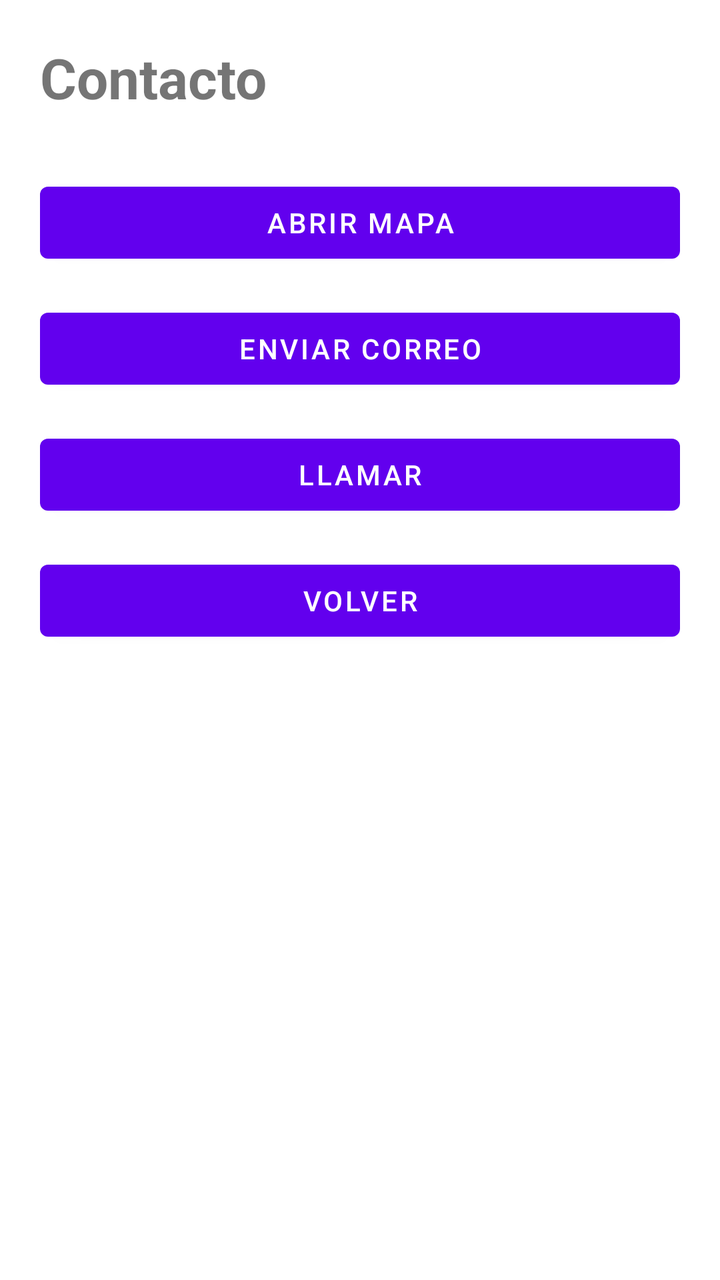
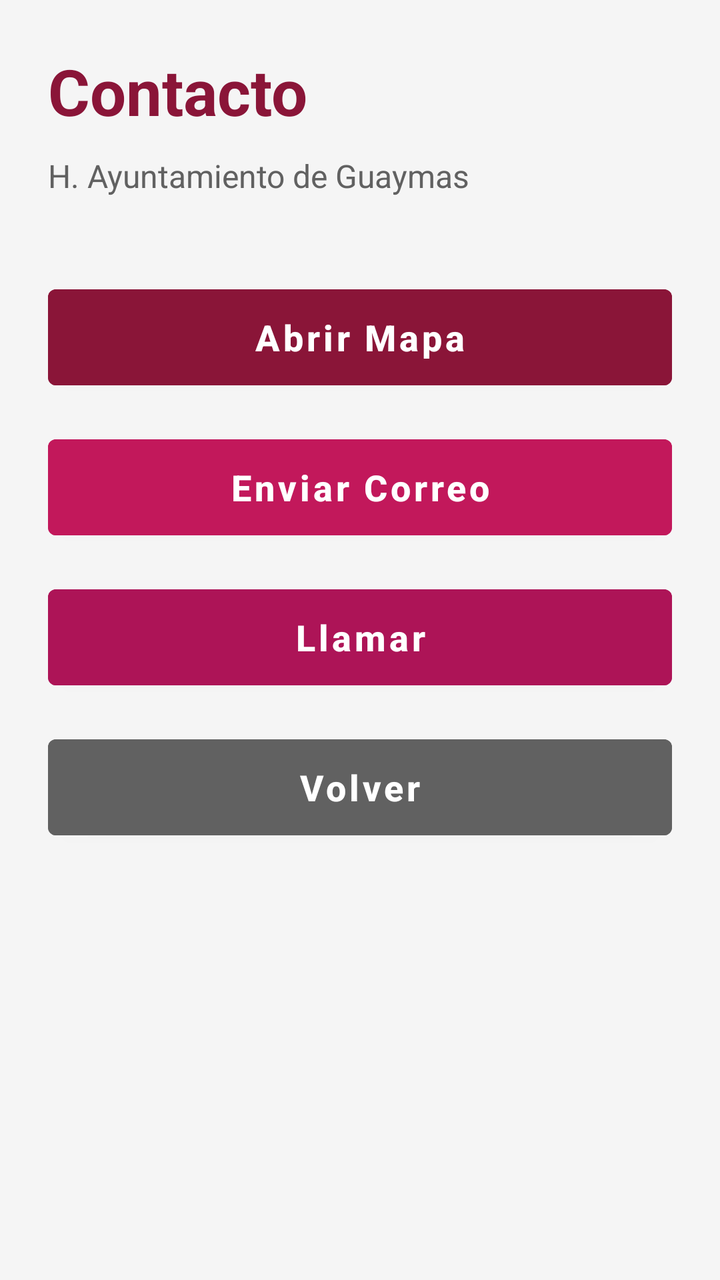

Screens rendered from an Android XML layout before and after an edit, with the pre-edit source and the edit as a unified diff.
<!-- AndroidManifest.xml: application theme Theme.AM_ReporteCiudadano -->
<!-- res/layout/activity_contacto.xml -->
<?xml version="1.0" encoding="utf-8"?>
<LinearLayout xmlns:android="http://schemas.android.com/apk/res/android"
    android:layout_width="match_parent"
    android:layout_height="match_parent"
    android:orientation="vertical"
    android:padding="20dp">

    <TextView
        android:layout_width="wrap_content"
        android:layout_height="wrap_content"
        android:text="Contacto"
        android:textSize="28sp"
        android:textStyle="bold"
        android:layout_marginBottom="30dp"/>

    <Button
        android:id="@+id/btnMapa"
        android:layout_width="match_parent"
        android:layout_height="wrap_content"
        android:text="Abrir Mapa"
        android:layout_marginBottom="15dp"/>

    <Button
        android:id="@+id/btnCorreo"
        android:layout_width="match_parent"
        android:layout_height="wrap_content"
        android:text="Enviar Correo"
        android:layout_marginBottom="15dp"/>

    <Button
        android:id="@+id/btnLlamar"
        android:layout_width="match_parent"
        android:layout_height="wrap_content"
        android:text="Llamar"
        android:layout_marginBottom="15dp"/>

    <Button
        android:id="@+id/btnVolver"
        android:layout_width="match_parent"
        android:layout_height="wrap_content"
        android:text="Volver"/>

</LinearLayout>
<!-- resources referenced by this layout -->
<resources>
  <style name="Theme.AM_ReporteCiudadano" parent="Theme.MaterialComponents.DayNight.DarkActionBar">
          
          <item name="colorPrimary">@color/purple_500</item>
          <item name="colorPrimaryVariant">@color/purple_700</item>
          <item name="colorOnPrimary">@color/white</item>
          
          <item name="colorSecondary">@color/teal_200</item>
          <item name="colorSecondaryVariant">@color/teal_700</item>
          <item name="colorOnSecondary">@color/black</item>
          
          <item name="android:statusBarColor">?attr/colorPrimaryVariant</item>
          
      </style>
  <color name="purple_500">#FF6200EE</color>
  <color name="purple_700">#FF3700B3</color>
  <color name="white">#FFFFFFFF</color>
  <color name="teal_200">#FF03DAC5</color>
  <color name="teal_700">#FF018786</color>
  <color name="black">#FF000000</color>
</resources>

<!-- the commit's change to res/layout/activity_contacto.xml (unified diff, before → after) -->
@@ -3,41 +3,71 @@
     android:layout_width="match_parent"
     android:layout_height="match_parent"
     android:orientation="vertical"
-    android:padding="20dp">
+    android:padding="24dp"
+    android:background="#F5F5F5">
 
     <TextView
         android:layout_width="wrap_content"
         android:layout_height="wrap_content"
         android:text="Contacto"
-        android:textSize="28sp"
+        android:textColor="#8A1538"
+        android:textSize="32sp"
         android:textStyle="bold"
-        android:layout_marginBottom="30dp"/>
+        android:layout_marginBottom="10dp"/>
+
+    <TextView
+        android:layout_width="wrap_content"
+        android:layout_height="wrap_content"
+        android:text="H. Ayuntamiento de Guaymas"
+        android:textColor="#616161"
+        android:textSize="16sp"
+        android:layout_marginBottom="40dp"/>
 
     <Button
         android:id="@+id/btnMapa"
         android:layout_width="match_parent"
-        android:layout_height="wrap_content"
+        android:layout_height="60dp"
         android:text="Abrir Mapa"
+        android:textAllCaps="false"
+        android:textStyle="bold"
+        android:textSize="18sp"
+        android:textColor="#FFFFFF"
+        android:backgroundTint="#8A1538"
         android:layout_marginBottom="15dp"/>
 
     <Button
         android:id="@+id/btnCorreo"
         android:layout_width="match_parent"
-        android:layout_height="wrap_content"
+        android:layout_height="60dp"
         android:text="Enviar Correo"
+        android:textAllCaps="false"
+        android:textStyle="bold"
+        android:textSize="18sp"
+        android:textColor="#FFFFFF"
+        android:backgroundTint="#C2185B"
         android:layout_marginBottom="15dp"/>
 
     <Button
         android:id="@+id/btnLlamar"
         android:layout_width="match_parent"
-        android:layout_height="wrap_content"
+        android:layout_height="60dp"
         android:text="Llamar"
+        android:textAllCaps="false"
+        android:textStyle="bold"
+        android:textSize="18sp"
+        android:textColor="#FFFFFF"
+        android:backgroundTint="#AD1457"
         android:layout_marginBottom="15dp"/>
 
     <Button
         android:id="@+id/btnVolver"
         android:layout_width="match_parent"
-        android:layout_height="wrap_content"
-        android:text="Volver"/>
+        android:layout_height="60dp"
+        android:text="Volver"
+        android:textAllCaps="false"
+        android:textStyle="bold"
+        android:textSize="18sp"
+        android:textColor="#FFFFFF"
+        android:backgroundTint="#616161"/>
 
 </LinearLayout>
